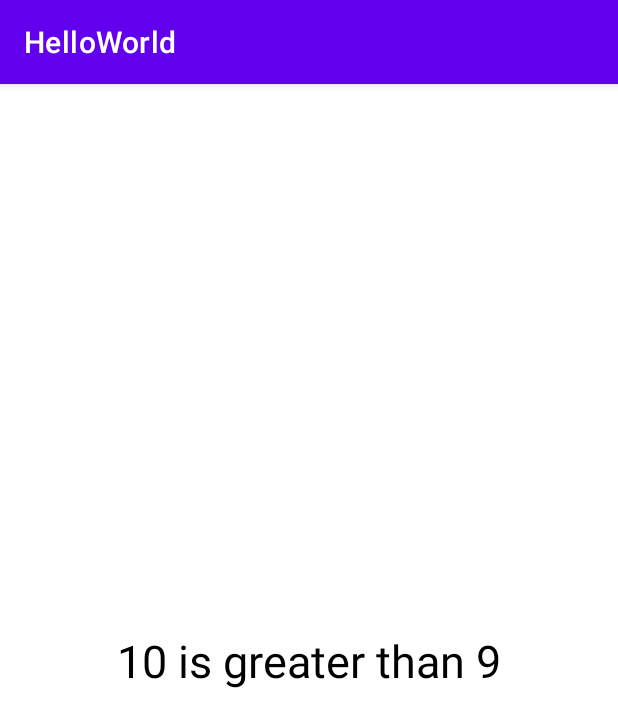
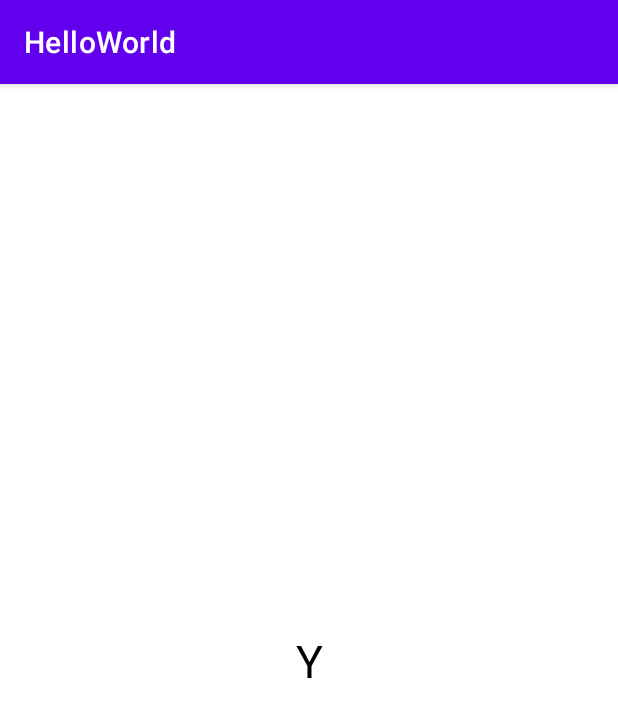
Before and after one commit to ozaenzenzen/latihan-kotlin1, an Android app: the screen it shows after launch (MainActivity), on a phone screen of 412 x 824 dp. Shown: the top 727 px of the screen. Run offline under Robolectric (Android 15) with nearby library versions, the phone set to English and light mode, and no system bars.

Commit message:
if statement 2

```diff
--- a/app/src/main/java/com/example/helloworld/MainActivity.kt
+++ b/app/src/main/java/com/example/helloworld/MainActivity.kt
@@ -17,9 +17,16 @@ class MainActivity : AppCompatActivity() {
         // statement and conditions
         val textView: TextView = findViewById(R.id.textView)
 
-        val x = 10
-        if(x > 9)
-            textView.setText("10 is greater than 9")
+        var x = 10
+        var y = 20
+
+        var largest = "XY"
+
+        if (x > y)
+            textView.setText("X")
+        else
+            textView.setText("Y")
+
 
     }
 }
```
